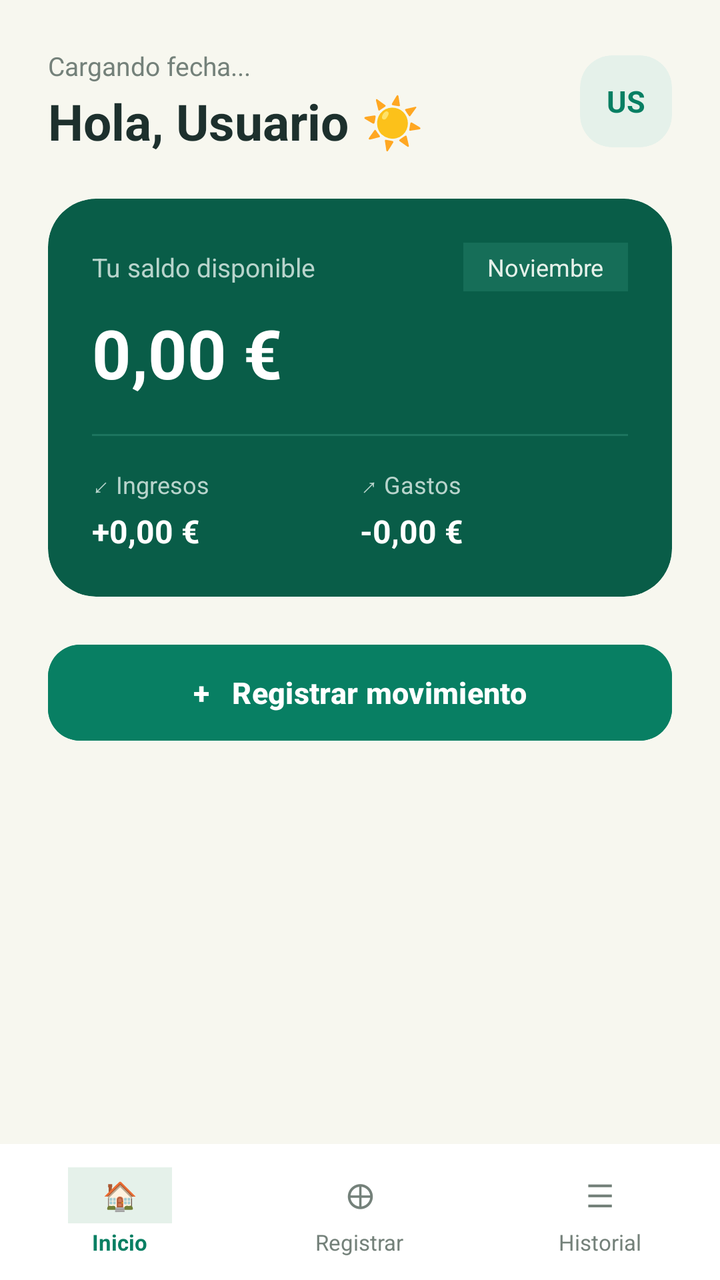
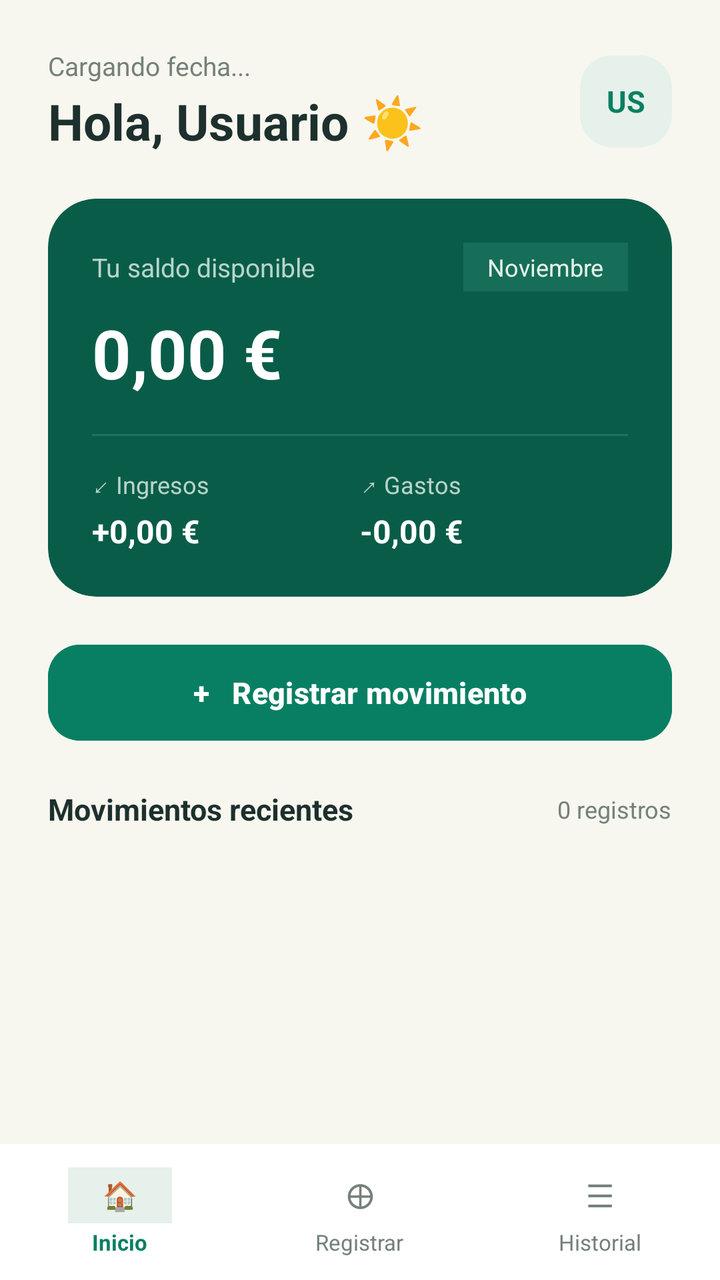

Screens rendered from an Android XML layout before and after an edit, with the pre-edit source and the edit as a unified diff.
<!-- AndroidManifest.xml: application theme Theme.WhereIsMyMoney -->
<!-- res/layout/activity_inicio.xml -->
<?xml version="1.0" encoding="utf-8"?>
<RelativeLayout xmlns:android="http://schemas.android.com/apk/res/android"
    xmlns:app="http://schemas.android.com/apk/res-auto"
    android:id="@+id/main"
    android:layout_width="match_parent"
    android:layout_height="match_parent"
    android:background="#F7F7EF">

    
    <ScrollView
        android:layout_width="match_parent"
        android:layout_height="match_parent"
        android:layout_above="@+id/bottomNav"
        android:fillViewport="true"
        android:paddingHorizontal="24dp"
        android:paddingTop="24dp">

        <LinearLayout
            android:layout_width="match_parent"
            android:layout_height="wrap_content"
            android:orientation="vertical"
            android:paddingBottom="24dp">

            
            <LinearLayout
                android:layout_width="match_parent"
                android:layout_height="wrap_content"
                android:orientation="horizontal"
                android:gravity="center_vertical"
                android:layout_marginBottom="22dp">

                <LinearLayout
                    android:layout_width="0dp"
                    android:layout_height="wrap_content"
                    android:layout_weight="1"
                    android:orientation="vertical">

                    <TextView
                        android:id="@+id/tvFecha"
                        android:layout_width="wrap_content"
                        android:layout_height="wrap_content"
                        android:text="Cargando fecha..."
                        android:textColor="#74817A"
                        android:textSize="13sp"/>

                    <TextView
                        android:id="@+id/tvSaludo"
                        android:layout_width="wrap_content"
                        android:layout_height="wrap_content"
                        android:text="Hola, Usuario ☀️"
                        android:textColor="#1D302D"
                        android:textSize="25sp"
                        android:textStyle="bold"
                        android:layout_marginTop="2dp"/>
                </LinearLayout>

                <androidx.cardview.widget.CardView
                    android:layout_width="46dp"
                    android:layout_height="46dp"
                    app:cardBackgroundColor="#E5F1EA"
                    app:cardCornerRadius="16dp"
                    app:cardElevation="0dp">

                    <TextView
                        android:id="@+id/tvIniciales"
                        android:layout_width="match_parent"
                        android:layout_height="match_parent"
                        android:gravity="center"
                        android:text="US"
                        android:textColor="#087F63"
                        android:textSize="15sp"
                        android:textStyle="bold"/>
                </androidx.cardview.widget.CardView>
            </LinearLayout>

            
            <androidx.cardview.widget.CardView
                android:layout_width="match_parent"
                android:layout_height="wrap_content"
                android:layout_marginBottom="20dp"
                app:cardBackgroundColor="#095D48"
                app:cardCornerRadius="24dp"
                app:cardElevation="0dp">

                <LinearLayout
                    android:layout_width="match_parent"
                    android:layout_height="wrap_content"
                    android:orientation="vertical"
                    android:padding="22dp">

                    <LinearLayout
                        android:layout_width="match_parent"
                        android:layout_height="wrap_content"
                        android:orientation="horizontal"
                        android:gravity="center_vertical">

                        <TextView
                            android:layout_width="0dp"
                            android:layout_height="wrap_content"
                            android:layout_weight="1"
                            android:text="Tu saldo disponible"
                            android:textColor="#B8D4CC"
                            android:textSize="13sp"/>

                        <TextView
                            android:id="@+id/tvMesActual"
                            android:layout_width="wrap_content"
                            android:layout_height="wrap_content"
                            android:background="#166E58"
                            android:paddingHorizontal="12dp"
                            android:paddingVertical="4dp"
                            android:text="Noviembre"
                            android:textColor="#E5F1EA"
                            android:textSize="12sp"/>
                    </LinearLayout>

                    <TextView
                        android:id="@+id/tvSaldoTotal"
                        android:layout_width="wrap_content"
                        android:layout_height="wrap_content"
                        android:text="0,00 €"
                        android:textColor="#FFFFFF"
                        android:textSize="34sp"
                        android:textStyle="bold"
                        android:layout_marginTop="8dp"
                        android:layout_marginBottom="18dp"/>

                    <View
                        android:layout_width="match_parent"
                        android:layout_height="1dp"
                        android:background="#1D755F"
                        android:layout_marginBottom="16dp"/>

                    
                    <LinearLayout
                        android:layout_width="match_parent"
                        android:layout_height="wrap_content"
                        android:orientation="horizontal">

                        <LinearLayout
                            android:layout_width="0dp"
                            android:layout_height="wrap_content"
                            android:layout_weight="1"
                            android:orientation="vertical">

                            <TextView
                                android:layout_width="wrap_content"
                                android:layout_height="wrap_content"
                                android:text="↙ Ingresos"
                                android:textColor="#B8D4CC"
                                android:textSize="12sp"/>

                            <TextView
                                android:id="@+id/tvIngresos"
                                android:layout_width="wrap_content"
                                android:layout_height="wrap_content"
                                android:text="+0,00 €"
                                android:textColor="#FFFFFF"
                                android:textSize="16sp"
                                android:textStyle="bold"
                                android:layout_marginTop="4dp"/>
                        </LinearLayout>

                        <LinearLayout
                            android:layout_width="0dp"
                            android:layout_height="wrap_content"
                            android:layout_weight="1"
                            android:orientation="vertical">

                            <TextView
                                android:layout_width="wrap_content"
                                android:layout_height="wrap_content"
                                android:text="↗ Gastos"
                                android:textColor="#B8D4CC"
                                android:textSize="12sp"/>

                            <TextView
                                android:id="@+id/tvGastos"
                                android:layout_width="wrap_content"
                                android:layout_height="wrap_content"
                                android:text="-0,00 €"
                                android:textColor="#FFFFFF"
                                android:textSize="16sp"
                                android:textStyle="bold"
                                android:layout_marginTop="4dp"/>
                        </LinearLayout>
                    </LinearLayout>
                </LinearLayout>
            </androidx.cardview.widget.CardView>

            
            <com.google.android.material.button.MaterialButton
                android:id="@+id/btnRegistrarMovimiento"
                android:layout_width="match_parent"
                android:layout_height="56dp"
                android:backgroundTint="#087F63"
                android:text="+   Registrar movimiento"
                android:textAllCaps="false"
                android:textColor="#FFFFFF"
                android:textSize="15sp"
                android:textStyle="bold"
                app:cornerRadius="16dp"
                app:elevation="0dp"
                android:layout_marginBottom="16dp"/>

        </LinearLayout>
    </ScrollView>

    
    <LinearLayout
        android:id="@+id/bottomNav"
        android:layout_width="match_parent"
        android:layout_height="68dp"
        android:layout_alignParentBottom="true"
        android:background="#FFFFFF"
        android:orientation="horizontal"
        android:gravity="center">

        
        <LinearLayout
            android:id="@+id/tabInicio"
            android:layout_width="0dp"
            android:layout_height="match_parent"
            android:layout_weight="1"
            android:orientation="vertical"
            android:gravity="center">

            <TextView
                android:layout_width="52dp"
                android:layout_height="28dp"
                android:background="#E5F1EA"
                android:gravity="center"
                android:text="🏠"
                android:textSize="14sp"/>

            <TextView
                android:layout_width="wrap_content"
                android:layout_height="wrap_content"
                android:text="Inicio"
                android:textColor="#087F63"
                android:textSize="11sp"
                android:textStyle="bold"
                android:layout_marginTop="2dp"/>
        </LinearLayout>

        
        <LinearLayout
            android:id="@+id/tabRegistrar"
            android:layout_width="0dp"
            android:layout_height="match_parent"
            android:layout_weight="1"
            android:orientation="vertical"
            android:gravity="center">

            <TextView
                android:layout_width="52dp"
                android:layout_height="28dp"
                android:gravity="center"
                android:text="⊕"
                android:textColor="#74817A"
                android:textSize="18sp"/>

            <TextView
                android:layout_width="wrap_content"
                android:layout_height="wrap_content"
                android:text="Registrar"
                android:textColor="#74817A"
                android:textSize="11sp"
                android:layout_marginTop="2dp"/>
        </LinearLayout>

        
        <LinearLayout
            android:id="@+id/tabHistorial"
            android:layout_width="0dp"
            android:layout_height="match_parent"
            android:layout_weight="1"
            android:orientation="vertical"
            android:gravity="center">

            <TextView
                android:layout_width="52dp"
                android:layout_height="28dp"
                android:gravity="center"
                android:text="☰"
                android:textColor="#74817A"
                android:textSize="16sp"/>

            <TextView
                android:layout_width="wrap_content"
                android:layout_height="wrap_content"
                android:text="Historial"
                android:textColor="#74817A"
                android:textSize="11sp"
                android:layout_marginTop="2dp"/>
        </LinearLayout>

    </LinearLayout>

</RelativeLayout>
<!-- resources referenced by this layout -->
<resources>
  <style name="Theme.WhereIsMyMoney" parent="Base.Theme.WhereIsMyMoney" />
  <style name="Base.Theme.WhereIsMyMoney" parent="Theme.Material3.DayNight.NoActionBar">
          
          
      </style>
</resources>

<!-- the commit's change to res/layout/activity_inicio.xml (unified diff, before → after) -->
@@ -201,7 +201,40 @@
                 android:textStyle="bold"
                 app:cornerRadius="16dp"
                 app:elevation="0dp"
-                android:layout_marginBottom="16dp"/>
+                android:layout_marginBottom="20dp"/>
+
+            
+            <LinearLayout
+                android:layout_width="match_parent"
+                android:layout_height="wrap_content"
+                android:orientation="horizontal"
+                android:gravity="center_vertical"
+                android:layout_marginBottom="10dp">
+
+                <TextView
+                    android:layout_width="0dp"
+                    android:layout_height="wrap_content"
+                    android:layout_weight="1"
+                    android:text="Movimientos recientes"
+                    android:textColor="#1D302D"
+                    android:textSize="15sp"
+                    android:textStyle="bold"/>
+
+                <TextView
+                    android:id="@+id/tvContadorMovs"
+                    android:layout_width="wrap_content"
+                    android:layout_height="wrap_content"
+                    android:text="0 registros"
+                    android:textColor="#74817A"
+                    android:textSize="12sp"/>
+            </LinearLayout>
+
+            
+            <LinearLayout
+                android:id="@+id/llUltimosMovimientos"
+                android:layout_width="match_parent"
+                android:layout_height="wrap_content"
+                android:orientation="vertical"/>
 
         </LinearLayout>
     </ScrollView>
